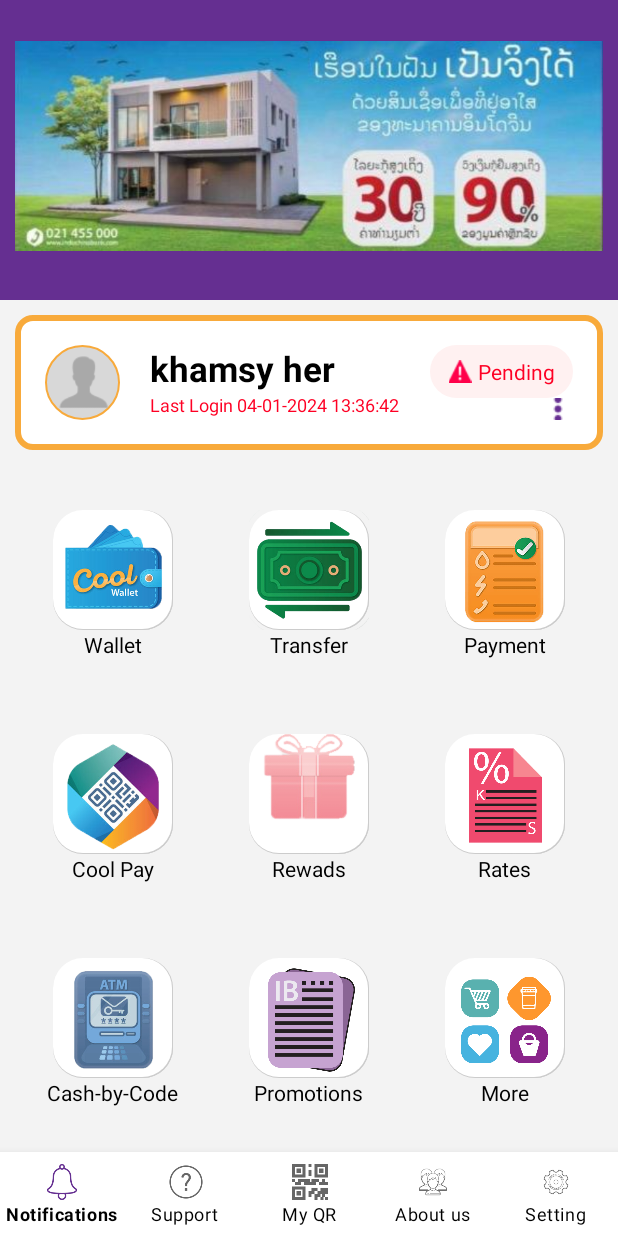
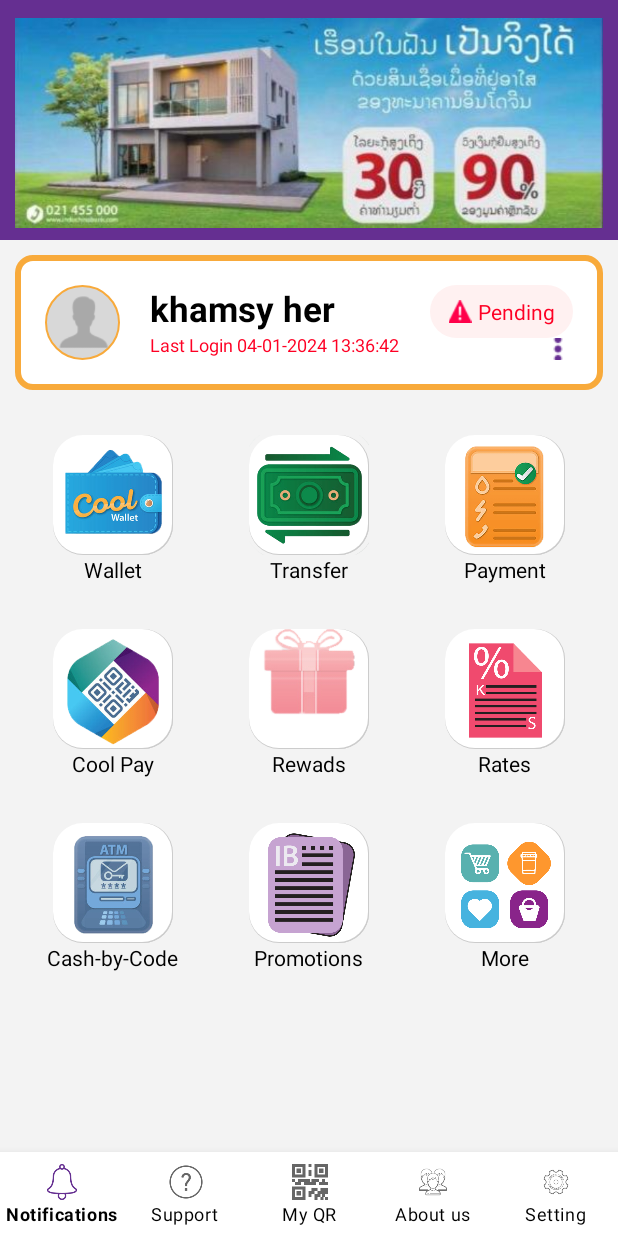
Before and after one commit to Androi006/IBCoolGP3, an Android app: the screen it shows after launch (MainActivity), on a phone screen of 412 x 824 dp. Run offline under Robolectric (Android 15) with nearby library versions, the phone set to English and light mode, and no system bars.

Commit message:
dashboard ui update user edit

```diff
--- a/app/src/main/res/layout/activity_main.xml
+++ b/app/src/main/res/layout/activity_main.xml
@@ -23,10 +23,10 @@
             <ImageSwitcher
                 android:id="@+id/imageSwitcher"
                 android:layout_width="match_parent"
-                android:layout_height="200dp"
+                android:layout_height="160dp"
                 android:background="#652f91"
                 android:paddingStart="10dp"
-                android:paddingTop="25dp"
+                android:paddingTop="10dp"
                 android:paddingEnd="10dp">
 
                 <ImageView
@@ -139,7 +139,7 @@
                     android:layout_width="match_parent"
                     android:layout_height="match_parent"
                     android:orientation="horizontal"
-                    android:layout_marginTop="30dp"
+                    android:layout_marginTop="20dp"
                     >
                     <LinearLayout
                         android:layout_width="0dp"
@@ -245,7 +245,7 @@
                     android:layout_width="match_parent"
                     android:layout_height="match_parent"
                     android:orientation="horizontal"
-                    android:layout_marginTop="40dp"
+                    android:layout_marginTop="20dp"
                     >
                     <LinearLayout
                         android:layout_width="0dp"
@@ -354,7 +354,7 @@
                     android:layout_width="match_parent"
                     android:layout_height="match_parent"
                     android:orientation="horizontal"
-                    android:layout_marginTop="40dp"
+                    android:layout_marginTop="20dp"
                     >
                     <LinearLayout
                         android:layout_width="0dp"
```
